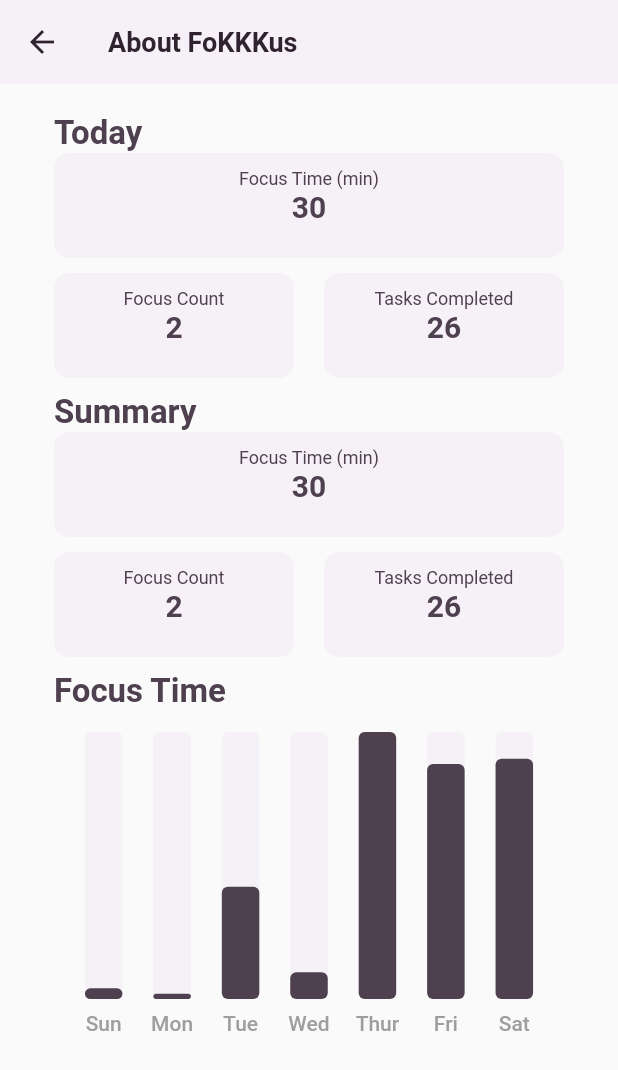
After one commit to dkeithdj/fokkkus, a Flutter app: the screen it shows once a user with an empty profile is signed in, item 3 of the bottom bar chosen, after a tap on "User Activity", on a phone screen of 412 x 824 dp. The commit adds this screen. Shown: the top 1070 px of the screen. Run offline on Flutter 3.47's test engine with Material 2 defaults, Android fonts, the phone set to English and light mode, and no system bars; drawn by our look-alikes of fl_chart; our stand-ins replace animated_splash_screen, cloud_firestore, firebase_auth, firebase_core, flashy_tab_bar2, flutter_keyboard_visibility and 2 more; accounts and stored records are empty; Roboto replaces fonts that are missing (Poppins).

Commit message:
user activity done

```diff
--- /dev/null
+++ b/lib/accounttab_components/activity_info.dart
@@ -0,0 +1,480 @@
+import 'package:fl_chart/fl_chart.dart';
+import 'package:flutter/material.dart';
+import 'package:fokkkus/accounttab_components/graph/bar_data.dart';
+import 'package:fokkkus/theme/themeprovider.dart';
+import 'package:provider/provider.dart';
+
+class UserActivity extends StatefulWidget {
+  const UserActivity({super.key});
+
+  @override
+  State<UserActivity> createState() => _UserActivityState();
+}
+
+class _UserActivityState extends State<UserActivity> {
+  //list of weekly values
+  List<int> weeklySummary = [4, 2, 42, 10, 100, 88, 90];
+
+  @override
+  Widget build(BuildContext context) {
+    ThemeData themeData = Provider.of<ThemeProvider>(context).themeData;
+    return Scaffold(
+        appBar: AppBar(
+          elevation: 0.0,
+          backgroundColor: themeData.colorScheme.background,
+          leading: IconButton(
+            icon: Icon(
+              Icons.arrow_back,
+              color: themeData.textTheme.titleLarge?.color ??
+                  const Color(0xFF2E232F),
+            ),
+            onPressed: () {
+              Navigator.pop(context);
+            },
+          ),
+          title: Text(
+            'About FoKKKus',
+            textAlign: TextAlign.start,
+            style: TextStyle(
+              color: themeData.textTheme.titleLarge?.color,
+              fontSize: 18,
+              fontFamily: 'Poppins',
+              fontWeight: FontWeight.w600,
+            ),
+          ),
+        ),
+        body: Padding(
+          padding: const EdgeInsets.symmetric(vertical: 20, horizontal: 36),
+          child: SingleChildScrollView(
+            child: Column(
+              crossAxisAlignment: CrossAxisAlignment.start,
+              children: [
+                Text(
+                  'Today',
+                  textAlign: TextAlign.start,
+                  style: TextStyle(
+                    color: themeData.textTheme.displayMedium?.color,
+                    fontSize: 22,
+                    fontFamily: 'Poppins',
+                    fontWeight: FontWeight.w600,
+                  ),
+                ),
+                const Today(),
+                const SizedBox(
+                  height: 10,
+                ),
+                Text(
+                  'Summary',
+                  textAlign: TextAlign.start,
+                  style: TextStyle(
+                    color: themeData.textTheme.displayMedium?.color,
+                    fontSize: 22,
+                    fontFamily: 'Poppins',
+                    fontWeight: FontWeight.w600,
+                  ),
+                ),
+                const Summary(),
+                const SizedBox(
+                  height: 10,
+                ),
+                Text(
+                  'Focus Time',
+                  textAlign: TextAlign.start,
+                  style: TextStyle(
+                    color: themeData.textTheme.displayMedium?.color,
+                    fontSize: 22,
+                    fontFamily: 'Poppins',
+                    fontWeight: FontWeight.w600,
+                  ),
+                ),
+                const SizedBox(
+                  height: 14,
+                ),
+                FocusStatistics(
+                  weeklySummary: weeklySummary,
+                ),
+              ],
+            ),
+          ),
+        ));
+  }
+}
+
+class Summary extends StatelessWidget {
+  const Summary({super.key});
+
+  @override
+  Widget build(BuildContext context) {
+    ThemeData themeData = Provider.of<ThemeProvider>(context).themeData;
+    double deviceWidth = MediaQuery.of(context).size.width;
+    return Column(
+      children: [
+        Container(
+          height: 70,
+          width: deviceWidth,
+          padding: const EdgeInsets.symmetric(vertical: 10, horizontal: 10),
+          decoration: BoxDecoration(
+            borderRadius: BorderRadius.circular(10),
+            color: themeData.colorScheme.background,
+          ),
+          child: Column(
+            crossAxisAlignment: CrossAxisAlignment.center,
+            children: [
+              Text(
+                'Focus Time (min)',
+                textAlign: TextAlign.start,
+                style: TextStyle(
+                  color: themeData.textTheme.displayMedium?.color,
+                  fontSize: 12,
+                  fontFamily: 'Poppins',
+                  fontWeight: FontWeight.w400,
+                ),
+              ),
+              Text(
+                '30',
+                textAlign: TextAlign.start,
+                style: TextStyle(
+                  color: themeData.textTheme.displayMedium?.color,
+                  fontSize: 20,
+                  fontFamily: 'Poppins',
+                  fontWeight: FontWeight.w700,
+                ),
+              ),
+            ],
+          ),
+        ),
+        const SizedBox(
+          height: 10,
+        ),
+        Row(
+          children: [
+            Expanded(
+              child: Container(
+                height: 70,
+                padding:
+                    const EdgeInsets.symmetric(vertical: 10, horizontal: 10),
+                decoration: BoxDecoration(
+                  borderRadius: BorderRadius.circular(10),
+                  color: themeData.colorScheme.background,
+                ),
+                child: Column(
+                  crossAxisAlignment: CrossAxisAlignment.center,
+                  children: [
+                    Text(
+                      'Focus Count',
+                      textAlign: TextAlign.start,
+                      style: TextStyle(
+                        color: themeData.textTheme.displayMedium?.color,
+                        fontSize: 12,
+                        fontFamily: 'Poppins',
+                        fontWeight: FontWeight.w400,
+                      ),
+                    ),
+                    Text(
+                      '2',
+                      textAlign: TextAlign.start,
+                      style: TextStyle(
+                        color: themeData.textTheme.displayMedium?.color,
+                        fontSize: 20,
+                        fontFamily: 'Poppins',
+                        fontWeight: FontWeight.w700,
+                      ),
+                    ),
+                  ],
+                ),
+              ),
+            ),
+            const SizedBox(
+              width: 20,
+            ),
+            Expanded(
+              child: Container(
+                height: 70,
+                padding:
+                    const EdgeInsets.symmetric(vertical: 10, horizontal: 10),
+                decoration: BoxDecoration(
+                  borderRadius: BorderRadius.circular(10),
+                  color: themeData.colorScheme.background,
+                ),
+                child: Column(
+                  crossAxisAlignment: CrossAxisAlignment.center,
+                  children: [
+                    Text(
+                      'Tasks Completed',
+                      textAlign: TextAlign.start,
+                      style: TextStyle(
+                        color: themeData.textTheme.displayMedium?.color,
+                        fontSize: 12,
+                        fontFamily: 'Poppins',
+                        fontWeight: FontWeight.w400,
+                      ),
+                    ),
+                    Text(
+                      '26',
+                      textAlign: TextAlign.start,
+                      style: TextStyle(
+                        color: themeData.textTheme.displayMedium?.color,
+                        fontSize: 20,
+                        fontFamily: 'Poppins',
+                        fontWeight: FontWeight.w700,
+                      ),
+                    ),
+                  ],
+                ),
+              ),
+            ),
+          ],
+        ),
+      ],
+    );
+  }
+}
+
+class Today extends StatelessWidget {
+  const Today({super.key});
+
+  @override
+  Widget build(BuildContext context) {
+    ThemeData themeData = Provider.of<ThemeProvider>(context).themeData;
+    double deviceWidth = MediaQuery.of(context).size.width;
+    return Column(
+      children: [
+        Container(
+          height: 70,
+          width: deviceWidth,
+          padding: const EdgeInsets.symmetric(vertical: 10, horizontal: 10),
+          decoration: BoxDecoration(
+            borderRadius: BorderRadius.circular(10),
+            color: themeData.colorScheme.background,
+          ),
+          child: Column(
+            crossAxisAlignment: CrossAxisAlignment.center,
+            children: [
+              Text(
+                'Focus Time (min)',
+                textAlign: TextAlign.start,
+                style: TextStyle(
+                  color: themeData.textTheme.displayMedium?.color,
+                  fontSize: 12,
+                  fontFamily: 'Poppins',
+                  fontWeight: FontWeight.w400,
+                ),
+              ),
+              Text(
+                '30',
+                textAlign: TextAlign.start,
+                style: TextStyle(
+                  color: themeData.textTheme.displayMedium?.color,
+                  fontSize: 20,
+                  fontFamily: 'Poppins',
+                  fontWeight: FontWeight.w700,
+                ),
+              ),
+            ],
+          ),
+        ),
+        const SizedBox(
+          height: 10,
+        ),
+        Row(
+          children: [
+            Expanded(
+              child: Container(
+                height: 70,
+                padding:
+                    const EdgeInsets.symmetric(vertical: 10, horizontal: 10),
+                decoration: BoxDecoration(
+                  borderRadius: BorderRadius.circular(10),
+                  color: themeData.colorScheme.background,
+                ),
+                child: Column(
+                  crossAxisAlignment: CrossAxisAlignment.center,
+                  children: [
+                    Text(
+                      'Focus Count',
+                      textAlign: TextAlign.start,
+                      style: TextStyle(
+                        color: themeData.textTheme.displayMedium?.color,
+                        fontSize: 12,
+                        fontFamily: 'Poppins',
+                        fontWeight: FontWeight.w400,
+                      ),
+                    ),
+                    Text(
+                      '2',
+                      textAlign: TextAlign.start,
+                      style: TextStyle(
+                        color: themeData.textTheme.displayMedium?.color,
+                        fontSize: 20,
+                        fontFamily: 'Poppins',
+                        fontWeight: FontWeight.w700,
+                      ),
+                    ),
+                  ],
+                ),
+              ),
+            ),
+            const SizedBox(
+              width: 20,
+            ),
+            Expanded(
+              child: Container(
+                height: 70,
+                padding:
+                    const EdgeInsets.symmetric(vertical: 10, horizontal: 10),
+                decoration: BoxDecoration(
+                  borderRadius: BorderRadius.circular(10),
+                  color: themeData.colorScheme.background,
+                ),
+                child: Column(
+                  crossAxisAlignment: CrossAxisAlignment.center,
+                  children: [
+                    Text(
+                      'Tasks Completed',
+                      textAlign: TextAlign.start,
+                      style: TextStyle(
+                        color: themeData.textTheme.displayMedium?.color,
+                        fontSize: 12,
+                        fontFamily: 'Poppins',
+                        fontWeight: FontWeight.w400,
+                      ),
+                    ),
+                    Text(
+                      '26',
+                      textAlign: TextAlign.start,
+                      style: TextStyle(
+                        color: themeData.textTheme.displayMedium?.color,
+                        fontSize: 20,
+                        fontFamily: 'Poppins',
+                        fontWeight: FontWeight.w700,
+                      ),
+                    ),
+                  ],
+                ),
+              ),
+            ),
+          ],
+        ),
+      ],
+    );
+  }
+}
+
+class FocusStatistics extends StatelessWidget {
+  final List weeklySummary;
+  const FocusStatistics({super.key, required this.weeklySummary});
+
+  @override
+  Widget build(BuildContext context) {
+    BarData myBarData = BarData(
+        sunTime: weeklySummary[0],
+        monTime: weeklySummary[1],
+        tueTime: weeklySummary[2],
+        wedTime: weeklySummary[3],
+        thurTime: weeklySummary[4],
+        friTime: weeklySummary[5],
+        satTime: weeklySummary[6]);
+    myBarData.initializeBarData();
+    return SizedBox(
+      height: 200,
+      child: BarChart(
+        BarChartData(
+            maxY: 100,
+            minY: 0,
+            gridData: FlGridData(show: false),
+            borderData: FlBorderData(show: false),
+            titlesData: FlTitlesData(
+              show: true,
+              topTitles: AxisTitles(sideTitles: SideTitles(showTitles: false)),
+              leftTitles: AxisTitles(sideTitles: SideTitles(showTitles: false)),
+              rightTitles:
+                  AxisTitles(sideTitles: SideTitles(showTitles: false)),
+              bottomTitles: AxisTitles(
+                  sideTitles: SideTitles(
+                      showTitles: true, getTitlesWidget: getBottomTitles)),
+            ),
+            barGroups: myBarData.barData
+                .map((data) => BarChartGroupData(x: data.x, barRods: [
+                      BarChartRodData(
+                          toY: data.y.toDouble(),
+                          color: Provider.of<ThemeProvider>(context)
+                              .themeData
+                              .textTheme
+                              .displayMedium
+                              ?.color,
+                          width: 25,
+                          borderRadius: BorderRadius.circular(4),
+                          backDrawRodData: BackgroundBarChartRodData(
+                            show: true,
+                            toY: 100,
+                            color: Provider.of<ThemeProvider>(context)
+                                .themeData
+                                .colorScheme
+                                .background,
+                          ))
+                    ]))
+                .toList()),
+      ),
+    );
+  }
+}
+
+Widget getBottomTitles(double value, TitleMeta meta) {
+  const style = TextStyle(
+    color: Colors.grey,
+    fontWeight: FontWeight.w500,
+    fontFamily: 'Poppins',
+    fontSize: 14,
+  );
+  Widget text;
+  switch (value.toInt()) {
+    case 0:
+      text = const Text(
+        'Sun',
+        style: style,
+      );
+      break;
+    case 1:
+      text = const Text(
+        'Mon',
+        style: style,
+      );
+      break;
+    case 2:
+      text = const Text(
+        'Tue',
+        style: style,
+      );
+      break;
+    case 3:
+      text = const Text(
+        'Wed',
+        style: style,
+      );
+      break;
+    case 4:
+      text = const Text(
+        'Thur',
+        style: style,
+      );
+      break;
+    case 5:
+      text = const Text(
+        'Fri',
+        style: style,
+      );
+      break;
+    case 6:
+      text = const Text(
+        'Sat',
+        style: style,
+      );
+      break;
+    default:
+      text = const Text(
+        '',
+        style: style,
+      );
+  }
+  return SideTitleWidget(axisSide: meta.axisSide, child: text);
+}
--- /dev/null
+++ b/lib/accounttab_components/graph/bar_data.dart
@@ -0,0 +1,33 @@
+import 'package:fokkkus/accounttab_components/graph/individual_bar.dart';
+
+class BarData {
+  final int sunTime;
+  final int monTime;
+  final int tueTime;
+  final int wedTime;
+  final int thurTime;
+  final int friTime;
+  final int satTime;
+
+  BarData(
+      {required this.sunTime,
+      required this.monTime,
+      required this.tueTime,
+      required this.wedTime,
+      required this.thurTime,
+      required this.friTime,
+      required this.satTime});
+
+  List<IndividualBar> barData = [];
+  void initializeBarData() {
+    barData = [
+      IndividualBar(x: 0, y: sunTime),
+      IndividualBar(x: 1, y: monTime),
+      IndividualBar(x: 2, y: tueTime),
+      IndividualBar(x: 3, y: wedTime),
+      IndividualBar(x: 4, y: thurTime),
+      IndividualBar(x: 5, y: friTime),
+      IndividualBar(x: 6, y: satTime),
+    ];
+  }
+}
--- /dev/null
+++ b/lib/accounttab_components/graph/individual_bar.dart
@@ -0,0 +1,6 @@
+class IndividualBar {
+  final int x;
+  final int y;
+
+  IndividualBar({required this.x, required this.y});
+}
--- a/lib/accounttab_components/pomodoro_info.dart
+++ b/lib/accounttab_components/pomodoro_info.dart
@@ -36,6 +36,8 @@ class PomodoroInfo extends StatelessWidget {
       body: Padding(
         padding: const EdgeInsets.symmetric(vertical: 20, horizontal: 36),
         child: SingleChildScrollView(
+          child: SizedBox(
+            height: 1000,
             child: Column(
               crossAxisAlignment: CrossAxisAlignment.start,
               children: [
@@ -328,9 +330,7 @@ class PomodoroInfo extends StatelessWidget {
                     )
                   ]),
                 ),
-              const SizedBox(
-                height: 80,
-              ),
+                const Spacer(),
                 Center(
                   child: Text(
                     'Version 1.2.3',
@@ -346,6 +346,7 @@ class PomodoroInfo extends StatelessWidget {
             ),
           ),
         ),
+      ),
     );
   }
 }
--- a/lib/tabs/accounttab.dart
+++ b/lib/tabs/accounttab.dart
@@ -2,6 +2,7 @@ import 'package:flutter/material.dart';
 import 'package:fokkkus/accounttab_components/pomodoro_info.dart';
 import 'package:fokkkus/accounttab_components/story_info.dart';
 import 'package:fokkkus/accounttab_components/team_info.dart';
+import 'package:fokkkus/accounttab_components/activity_info.dart';
 import 'package:fokkkus/services/authentication.dart';
 import 'package:fokkkus/theme/themeprovider.dart';
 import 'package:provider/provider.dart';
@@ -386,10 +387,70 @@ class AccountContainer extends StatelessWidget {
             ),
             GestureDetector(
               onTap: () {
+                Navigator.push(
+                  context,
+                  PageRouteBuilder(
+                    pageBuilder: (context, animation, secondaryAnimation) =>
+                        const UserActivity(),
+                    transitionsBuilder:
+                        (context, animation, secondaryAnimation, child) {
+                      const begin = Offset(1.0, 0.0);
+                      const end = Offset.zero;
+                      const curve = Curves.easeInOutQuart;
+                      var tween = Tween(begin: begin, end: end)
+                          .chain(CurveTween(curve: curve));
+                      var offsetAnimation = animation.drive(tween);
+                      return SlideTransition(
+                          position: offsetAnimation, child: child);
+                    },
+                  ),
+                );
+              },
+              child: Row(
+                children: [
+                  Text(
+                    'User Activity',
+                    style: TextStyle(
+                      color: Provider.of<ThemeProvider>(context)
+                              .themeData
+                              .textTheme
+                              .titleLarge
+                              ?.color ??
+                          const Color(0xFF2E232F),
+                      fontSize: 14,
+                      fontFamily: 'Poppins',
+                      fontWeight: FontWeight.w300,
+                    ),
+                  ),
+                  const Expanded(child: Text('')),
+                  SizedBox(
+                    width: 30,
+                    height: 30,
+                    child: Icon(Icons.keyboard_arrow_right_rounded,
+                        size: 30,
+                        color: Provider.of<ThemeProvider>(context)
+                            .themeData
+                            .iconTheme
+                            .color),
+                  ),
+                ],
+              ),
+            ),
+            const SizedBox(
+              height: 4,
+            ),
+            Container(
+              height: 1,
+              color: const Color(0xFFE4E0E5),
+            ),
+            const SizedBox(
+              height: 4,
+            ),
+            GestureDetector(
+              onTap: () {
                 Authentication().signOut();
               },
               child: Row(
-                mainAxisAlignment: MainAxisAlignment.end,
                 children: [
                   Text(
                     'Log Out',
@@ -405,6 +466,7 @@ class AccountContainer extends StatelessWidget {
                       fontWeight: FontWeight.w300,
                     ),
                   ),
+                  const Expanded(child: Text('')),
                   SizedBox(
                     width: 30,
                     height: 30,
--- a/lib/timertab_components/timer.dart
+++ b/lib/timertab_components/timer.dart
@@ -96,6 +96,7 @@ class _FocusTimerState extends State<FocusTimer> with TickerProviderStateMixin {
   void notify() {
     if (countText == '00:00' && !isDoneDialogShown) {
       isDone();
+      //---------HERE TO GET DATA FROM controller.value (minutes)
       setState(() {
         isPlaying = false;
         isDoneDialogShown = true;
--- a/pubspec.yaml
+++ b/pubspec.yaml
@@ -46,6 +46,7 @@ dependencies:
   flutter_slidable: ^3.0.1
   flutter_keyboard_visibility: ^5.4.1
   flutter_launcher_icons: ^0.9.3
+  fl_chart: ^0.60.0
 
 dev_dependencies:
   flutter_test:
```
Lines whose indentation alone changed are shown as unchanged.
